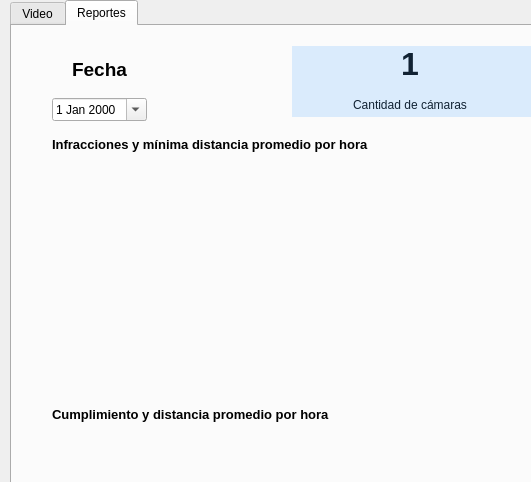
Qt form functions/interface.ui (andatogua/DistanceDetection) before a commit; both pictures show x 0 to 531 and y 0 to 482 of the 1360 by 700 pixel window.
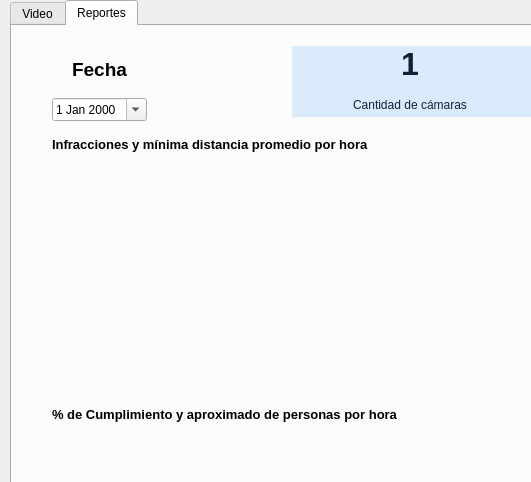
The same form after that commit. The open tabs and pages were chosen to show the change.

```diff
--- a/functions/interface.ui
+++ b/functions/interface.ui
@@ -92,7 +92,7 @@
        <rect>
         <x>40</x>
         <y>110</y>
-        <width>321</width>
+        <width>341</width>
         <height>16</height>
        </rect>
       </property>
@@ -112,7 +112,7 @@
        <rect>
         <x>40</x>
         <y>380</y>
-        <width>321</width>
+        <width>371</width>
         <height>16</height>
        </rect>
       </property>
@@ -124,7 +124,7 @@
        </font>
       </property>
       <property name="text">
-       <string>Cumplimiento y distancia promedio por hora </string>
+       <string>% de Cumplimiento y aproximado de personas por hora </string>
       </property>
      </widget>
      <widget class="QWidget" name="layoutWidget">
```
